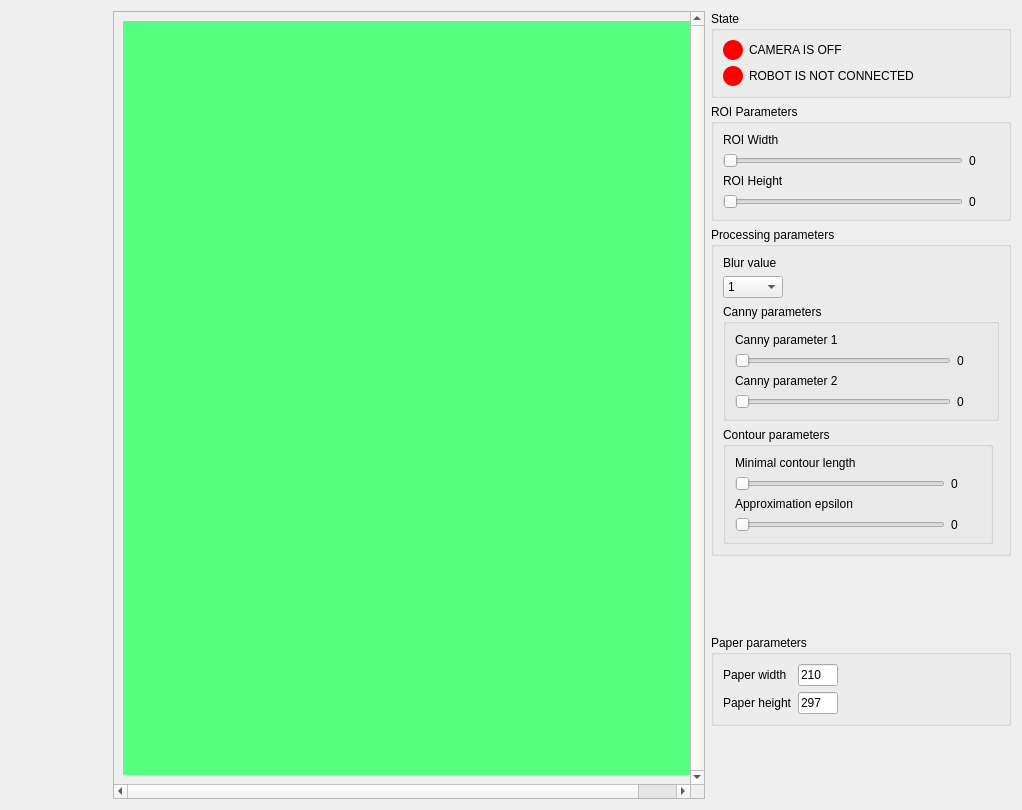
Above: main_window.ui from dm-bogachev/FotoRobot-2.0 before the change. Below: the same form after it.
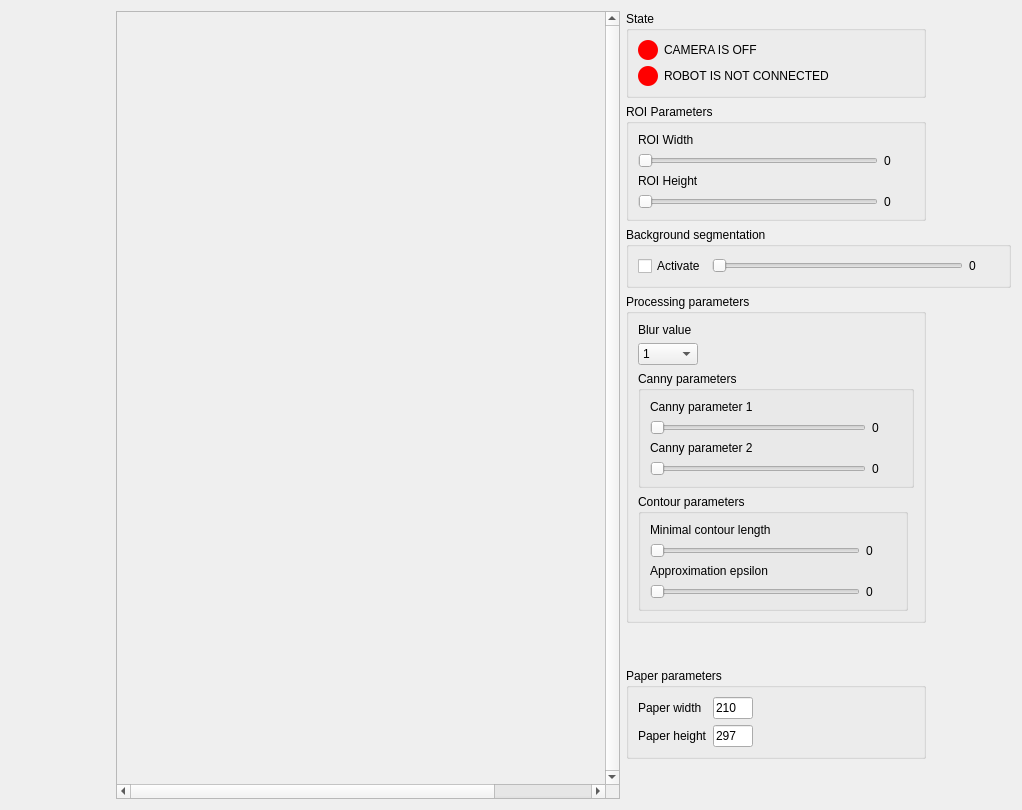
That is the form after the change. Icons and pictures are not drawn. Custom widgets are drawn as their Qt base class.

Diff of the .ui file:
```diff
--- a/main_window.ui
+++ b/main_window.ui
@@ -228,6 +228,33 @@
        </property>
       </spacer>
      </item>
+     <item>
+      <widget class="QToolButton" name="button_show_filled_contours">
+       <property name="styleSheet">
+        <string notr="true">QToolButton {border: 0px solid;}</string>
+       </property>
+       <property name="text">
+        <string/>
+       </property>
+       <property name="icon">
+        <iconset>
+         <normaloff>files/icons8-360-degrees-96.png</normaloff>
+         <normalon>files/icons8-0-degrees-96.png</normalon>files/icons8-360-degrees-96.png</iconset>
+       </property>
+       <property name="iconSize">
+        <size>
+         <width>96</width>
+         <height>96</height>
+        </size>
+       </property>
+       <property name="checkable">
+        <bool>true</bool>
+       </property>
+       <property name="autoRaise">
+        <bool>true</bool>
+       </property>
+      </widget>
+     </item>
      <item>
       <spacer name="control_layout_vertical_spacer2">
        <property name="orientation">
@@ -281,9 +308,6 @@
            <height>400</height>
           </size>
          </property>
-         <property name="styleSheet">
-          <string notr="true">background-color: rgb(85, 255, 127);</string>
-         </property>
         </widget>
        </item>
       </layout>
@@ -497,6 +521,54 @@
        </layout>
       </widget>
      </item>
+     <item>
+      <widget class="QGroupBox" name="background_segmentation_group">
+       <property name="title">
+        <string>Background segmentation</string>
+       </property>
+       <layout class="QGridLayout" name="gridLayout_7">
+        <item row="0" column="1">
+         <widget class="QSlider" name="slider_background_segmentation_value">
+          <property name="minimum">
+           <number>1</number>
+          </property>
+          <property name="maximum">
+           <number>100</number>
+          </property>
+          <property name="orientation">
+           <enum>Qt::Horizontal</enum>
+          </property>
+         </widget>
+        </item>
+        <item row="0" column="0">
+         <widget class="QCheckBox" name="check_background_segmentation">
+          <property name="text">
+           <string>Activate</string>
+          </property>
+         </widget>
+        </item>
+        <item row="0" column="2">
+         <widget class="QLabel" name="label_background_segmentation">
+          <property name="minimumSize">
+           <size>
+            <width>30</width>
+            <height>0</height>
+           </size>
+          </property>
+          <property name="maximumSize">
+           <size>
+            <width>30</width>
+            <height>16777215</height>
+           </size>
+          </property>
+          <property name="text">
+           <string>0</string>
+          </property>
+         </widget>
+        </item>
+       </layout>
+      </widget>
+     </item>
      <item>
       <widget class="QGroupBox" name="image_processing_parameters_group">
        <property name="maximumSize">
```
Left out of the diff: 64 changed lines with no effect on the pictures.
